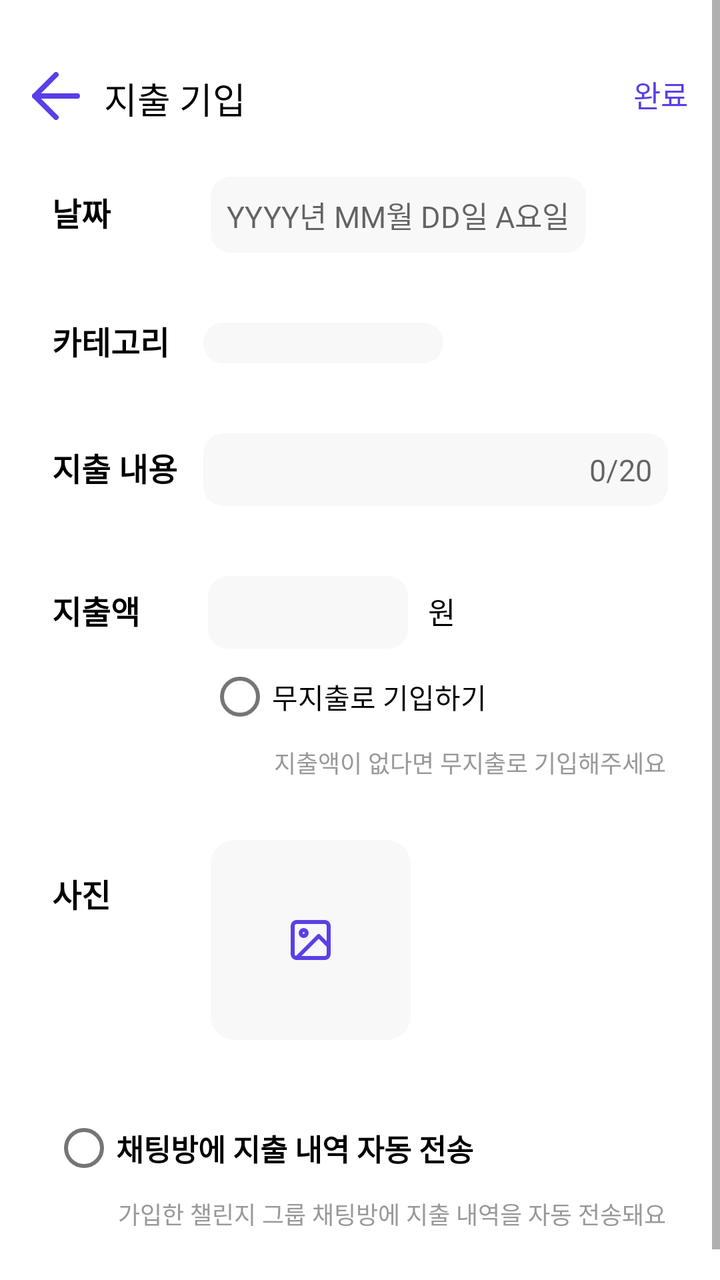
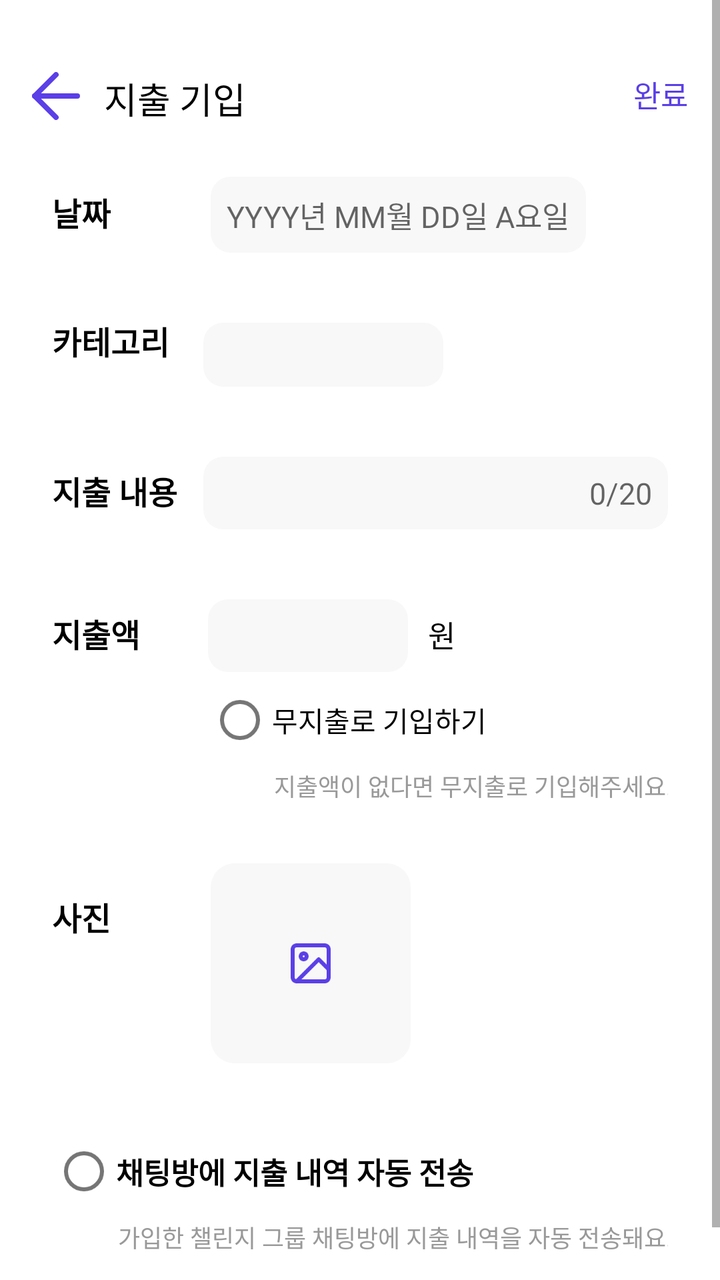

Two renders of the same Android screen: before a commit and after it. Below are the layout's source before the change and the commit's diff.
<!-- AndroidManifest.xml: fallback theme Theme.MaterialComponents.DayNight.NoActionBar -->
<!-- res/layout/fragment_expense_entry.xml -->
<?xml version="1.0" encoding="utf-8"?>
<ScrollView xmlns:android="http://schemas.android.com/apk/res/android"
    android:layout_width="match_parent"
    android:layout_height="match_parent"
    xmlns:app="http://schemas.android.com/apk/res-auto">

    <androidx.constraintlayout.widget.ConstraintLayout
        android:layout_width="match_parent"
        android:layout_height="wrap_content">

        
        <androidx.constraintlayout.widget.ConstraintLayout
            android:id="@+id/cl_toolbar"
            android:layout_width="match_parent"
            android:layout_height="wrap_content"
            android:layout_marginTop="20dp"
            android:layout_marginBottom="20dp"
            android:padding="16dp"
            app:layout_constraintTop_toTopOf="parent"
            app:layout_constraintStart_toStartOf="parent"
            app:layout_constraintEnd_toEndOf="parent">

            <ImageView
                android:id="@+id/btn_back"
                android:layout_width="24dp"
                android:layout_height="24dp"
                android:src="@drawable/ic_arrow_back"
                app:layout_constraintTop_toTopOf="parent"
                app:layout_constraintStart_toStartOf="parent" />

            <TextView
                android:id="@+id/tv_expense_title"
                android:layout_width="wrap_content"
                android:layout_height="wrap_content"
                android:text="@string/expense_entry"
                style="@style/pageTitle"
                app:layout_constraintTop_toTopOf="parent"
                app:layout_constraintStart_toEndOf="@id/btn_back"
                android:layout_marginStart="12dp" />

            <TextView
                android:id="@+id/tv_entry_complete"
                android:layout_width="wrap_content"
                android:layout_height="wrap_content"
                android:text="완료"
                android:textSize="15dp"
                android:textColor="@color/main1"
                android:layout_marginStart="185dp"
                app:layout_constraintTop_toTopOf="parent"
                app:layout_constraintEnd_toEndOf="parent" />

        </androidx.constraintlayout.widget.ConstraintLayout>

        
        <androidx.constraintlayout.widget.ConstraintLayout
            android:id="@+id/cl_content"
            android:layout_width="match_parent"
            android:layout_height="wrap_content"
            app:layout_constraintTop_toBottomOf="@id/cl_toolbar"
            app:layout_constraintStart_toStartOf="parent"
            app:layout_constraintEnd_toEndOf="parent"
            android:layout_marginStart="16dp"
            android:layout_marginEnd="16dp"
            android:layout_marginBottom="16dp"
            android:padding="10dp">

            
            <TextView
                android:id="@+id/tv_expense_date"
                android:layout_width="wrap_content"
                android:layout_height="wrap_content"
                android:text="날짜"
                style="@style/expense_sectionTitle"
                app:layout_constraintStart_toStartOf="parent"
                app:layout_constraintTop_toTopOf="parent"
                app:layout_constraintBaseline_toBaselineOf="@id/et_date_input" />

            <EditText
                android:id="@+id/et_date_input"
                android:layout_width="wrap_content"
                android:layout_height="wrap_content"
                android:hint="YYYY년 MM월 DD일 A요일"
                android:padding="8dp"
                android:layout_marginStart="50dp"
                android:background="@drawable/bg_edit_text"
                android:textColor="@color/black"
                android:textSize="15sp"
                android:drawablePadding="8dp"
                android:clickable="true"
                android:focusable="true"
                app:layout_constraintStart_toEndOf="@id/tv_expense_date"
                app:layout_constraintTop_toTopOf="parent" />

            
            <TextView
                android:id="@+id/tv_expense_category"
                android:layout_width="wrap_content"
                android:layout_height="wrap_content"
                android:text="카테고리"
                style="@style/expense_sectionTitle"
                android:layout_marginTop="35dp"
                app:layout_constraintStart_toStartOf="parent"
                app:layout_constraintTop_toBottomOf="@id/tv_expense_date"
                app:layout_constraintBaseline_toBaselineOf="@id/tv_category_input" />

            <TextView
                android:id="@+id/tv_category_input"
                android:layout_width="120dp"
                android:layout_height="wrap_content"
                android:background="@drawable/bg_edit_text"
                android:layout_marginStart="17dp"
                android:drawablePadding="8dp"
                android:textColor="@color/black"
                android:textSize="15sp"
                android:layout_marginTop="35dp"
                app:layout_constraintStart_toEndOf="@id/tv_expense_category"
                app:layout_constraintTop_toBottomOf="@id/et_date_input" />

            
            <TextView
                android:id="@+id/tv_expense_detail"
                android:layout_width="wrap_content"
                android:layout_height="wrap_content"
                android:text="지출 내용"
                style="@style/expense_sectionTitle"
                android:layout_marginTop="35dp"
                app:layout_constraintStart_toStartOf="parent"
                app:layout_constraintTop_toBottomOf="@+id/tv_expense_category"
                app:layout_constraintBaseline_toBaselineOf="@id/et_detail_input" />

            <EditText
                android:id="@+id/et_detail_input"
                android:layout_width="0dp"
                android:layout_height="wrap_content"
                android:hint="0/20"
                android:padding="8dp"
                android:gravity="end|center_vertical"
                android:background="@drawable/bg_edit_text"
                android:textColor="@color/black"
                android:textSize="15sp"
                android:drawablePadding="8dp"
                android:layout_marginStart="13dp"
                android:layout_marginTop="35dp"
                android:clickable="true"
                android:focusable="true"
                app:layout_constraintStart_toEndOf="@id/tv_expense_detail"
                app:layout_constraintEnd_toEndOf="parent"
                app:layout_constraintTop_toBottomOf="@id/tv_category_input" />

            
            <TextView
                android:id="@+id/tv_expense_amount"
                android:layout_width="wrap_content"
                android:layout_height="wrap_content"
                android:text="지출액"
                style="@style/expense_sectionTitle"
                android:layout_marginTop="35dp"
                app:layout_constraintStart_toStartOf="parent"
                app:layout_constraintTop_toBottomOf="@+id/tv_expense_detail"
                app:layout_constraintBaseline_toBaselineOf="@id/et_amount_input"/>

            <EditText
                android:id="@+id/et_amount_input"
                android:layout_width="100dp"
                android:layout_height="wrap_content"
                android:padding="8dp"
                android:background="@drawable/bg_edit_text"
                android:textColor="@color/black"
                android:textSize="15sp"
                android:drawablePadding="8dp"
                android:layout_marginStart="34dp"
                android:layout_marginTop="35dp"
                android:clickable="true"
                android:focusable="true"
                app:layout_constraintStart_toEndOf="@id/tv_expense_amount"
                app:layout_constraintTop_toBottomOf="@id/et_detail_input"/>

            <TextView
                android:id="@+id/tv_currency"
                android:layout_width="wrap_content"
                android:layout_height="wrap_content"
                android:layout_marginStart="10dp"
                android:text="원"
                android:textColor="@color/black"
                android:textSize="15sp"
                app:layout_constraintStart_toEndOf="@id/et_amount_input"
                app:layout_constraintBaseline_toBaselineOf="@id/et_amount_input" />

            <RadioButton
                android:id="@+id/rb_no_expense"
                android:layout_width="wrap_content"
                android:layout_height="wrap_content"
                android:text="무지출로 기입하기"
                app:layout_constraintTop_toBottomOf="@id/et_amount_input"
                app:layout_constraintStart_toStartOf="@id/et_amount_input"/>

            <TextView
                android:id="@+id/tv_no_expense_hint"
                android:layout_width="wrap_content"
                android:layout_height="wrap_content"
                android:layout_marginStart="33dp"
                android:text="지출액이 없다면 무지출로 기입해주세요."
                android:textColor="@color/black2"
                android:textSize="12sp"
                app:layout_constraintStart_toStartOf="@id/rb_no_expense"
                app:layout_constraintTop_toBottomOf="@id/rb_no_expense" />

            
            <TextView
                android:id="@+id/tv_expense_photo"
                android:layout_width="wrap_content"
                android:layout_height="wrap_content"
                android:layout_marginTop="45dp"
                android:text="사진"
                style="@style/expense_sectionTitle"
                app:layout_constraintStart_toStartOf="parent"
                app:layout_constraintTop_toBottomOf="@id/tv_no_expense_hint"/>

            <FrameLayout
                android:id="@+id/fl_photo_frame"
                android:layout_width="100dp"
                android:layout_height="100dp"
                android:layout_marginBottom="20dp"
                android:layout_marginTop="30dp"
                android:layout_marginStart="50dp"
                app:layout_constraintTop_toBottomOf="@id/tv_no_expense_hint"
                app:layout_constraintStart_toEndOf="@id/tv_expense_photo">

                <ImageView
                    android:id="@+id/img_photo_frame"
                    android:layout_width="100dp"
                    android:layout_height="100dp"
                    android:src="@drawable/bg_photo_input"/>


                <ImageView
                    android:id="@+id/iv_photo_icon"
                    android:layout_width="24dp"
                    android:layout_height="24dp"
                    android:layout_gravity="center"
                    android:src="@drawable/ic_photo_input" />

            </FrameLayout>

            <androidx.constraintlayout.widget.ConstraintLayout
                android:id="@+id/cl_expense_auto"
                android:layout_width="match_parent"
                android:layout_height="wrap_content"
                android:layout_marginTop="30dp"
                android:layout_marginBottom="30dp"
                app:layout_constraintStart_toStartOf="parent"
                app:layout_constraintEnd_toEndOf="parent"
                app:layout_constraintTop_toBottomOf="@id/fl_photo_frame"
                app:layout_constraintBottom_toBottomOf="parent">

                <RadioButton
                    android:id="@+id/rb_auto_send_chat"
                    android:layout_width="wrap_content"
                    android:layout_height="wrap_content"
                    android:text="채팅방에 지출 내역 자동 전송"
                    android:textSize="15sp"
                    android:textColor="@color/black"
                    android:textStyle="bold"
                    app:layout_constraintStart_toStartOf="parent"
                    app:layout_constraintTop_toTopOf="parent" />

                <TextView
                    android:id="@+id/tv_auto_send_chat"
                    android:layout_width="wrap_content"
                    android:layout_height="wrap_content"
                    android:layout_marginStart="33dp"
                    android:text="가입한 챌린지 그룹 채팅방에 지출 내역을 자동 전송돼요."
                    android:textColor="@color/black2"
                    android:textSize="12sp"
                    app:layout_constraintTop_toBottomOf="@id/rb_auto_send_chat"
                    app:layout_constraintStart_toStartOf="@id/rb_auto_send_chat" />
            </androidx.constraintlayout.widget.ConstraintLayout>

        </androidx.constraintlayout.widget.ConstraintLayout>

    </androidx.constraintlayout.widget.ConstraintLayout>
</ScrollView>
<!-- resources referenced by this layout -->
<resources>
  <color name="black">#FF000000</color>
  <color name="black2">#999999</color>
  <color name="main1">#5B3FE7</color>
  <!-- drawable bg_edit_text (drawable) -->
  <?xml version="1.0" encoding="utf-8"?>
  <shape xmlns:android="http://schemas.android.com/apk/res/android">
      <solid android:color="#F8F8F8" /> 
      <corners android:radius="10dp" /> 
  </shape>
  <!-- drawable bg_photo_input (drawable) -->
  <vector xmlns:android="http://schemas.android.com/apk/res/android"
      android:width="100dp"
      android:height="100dp"
      android:viewportWidth="100"
      android:viewportHeight="100">
    <path
        android:pathData="M12,0L88,0A12,12 0,0 1,100 12L100,88A12,12 0,0 1,88 100L12,100A12,12 0,0 1,0 88L0,12A12,12 0,0 1,12 0z"
        android:fillColor="#F8F8F8"/>
  </vector>
  <!-- drawable ic_arrow_back (drawable) -->
  <vector xmlns:android="http://schemas.android.com/apk/res/android"
      android:width="18dp"
      android:height="18dp"
      android:viewportWidth="18"
      android:viewportHeight="18">
    <path
        android:pathData="M17,9H1"
        android:strokeLineJoin="round"
        android:strokeWidth="2"
        android:fillColor="#00000000"
        android:strokeColor="#5B3FE7"
        android:strokeLineCap="round"/>
    <path
        android:pathData="M9,17L1,9L9,1"
        android:strokeLineJoin="round"
        android:strokeWidth="2"
        android:fillColor="#00000000"
        android:strokeColor="#5B3FE7"
        android:strokeLineCap="round"/>
  </vector>
  <!-- drawable ic_photo_input (drawable) -->
  <vector xmlns:android="http://schemas.android.com/apk/res/android"
      android:width="24dp"
      android:height="24dp"
      android:viewportWidth="24"
      android:viewportHeight="24">
    <path
        android:pathData="M0,0h24v24h-24z"
        android:fillColor="#6E6E6E"/>
    <path
        android:pathData="M-734,-566V-571H-739V-566H-734ZM2404,-566H2409V-571H2404V-566ZM2404,3609V3614H2409V3609H2404ZM-734,3609H-739V3614H-734V3609ZM-734,-561H2404V-571H-734V-561ZM2399,-566V3609H2409V-566H2399ZM2404,3604H-734V3614H2404V3604ZM-729,3609V-566H-739V3609H-729Z"
        android:fillColor="#5B3FE7"/>
    <group>
      <clip-path
          android:pathData="M-142,-466h360v800h-360z"/>
      <path
          android:pathData="M-142,-466h360v800h-360z"
          android:fillColor="#ffffff"/>
      <path
          android:pathData="M-26,-38L50,-38A12,12 0,0 1,62 -26L62,50A12,12 0,0 1,50 62L-26,62A12,12 0,0 1,-38 50L-38,-26A12,12 0,0 1,-26 -38z"
          android:fillColor="#F8F8F8"/>
      <path
          android:pathData="M19,3H5C3.895,3 3,3.895 3,5V19C3,20.105 3.895,21 5,21H19C20.105,21 21,20.105 21,19V5C21,3.895 20.105,3 19,3Z"
          android:strokeLineJoin="round"
          android:strokeWidth="2"
          android:fillColor="#00000000"
          android:strokeColor="#5B3FE7"
          android:strokeLineCap="round"/>
      <path
          android:pathData="M8.5,10C9.328,10 10,9.328 10,8.5C10,7.672 9.328,7 8.5,7C7.672,7 7,7.672 7,8.5C7,9.328 7.672,10 8.5,10Z"
          android:strokeLineJoin="round"
          android:strokeWidth="2"
          android:fillColor="#00000000"
          android:strokeColor="#5B3FE7"
          android:strokeLineCap="round"/>
      <path
          android:pathData="M21,15L16,10L5,21"
          android:strokeLineJoin="round"
          android:strokeWidth="2"
          android:fillColor="#00000000"
          android:strokeColor="#5B3FE7"
          android:strokeLineCap="round"/>
    </group>
  </vector>
  <string name="expense_entry">지출 기입</string>
  <style name="expense_sectionTitle">
          <item name="android:textSize">16sp</item>
          <item name="android:textColor">@color/black</item>
          <item name="android:textStyle">bold</item>
      </style>
  <style name="pageTitle">
          <item name="android:textSize">18sp</item>
          <item name="android:textColor">@color/black</item>
          <item name="android:fontFamily">sans-serif</item>
      </style>
</resources>

<!-- the commit's change to res/layout/fragment_expense_entry.xml (unified diff, before → after) -->
@@ -106,7 +106,7 @@
             <TextView
                 android:id="@+id/tv_category_input"
                 android:layout_width="120dp"
-                android:layout_height="wrap_content"
+                android:layout_height="32dp"
                 android:background="@drawable/bg_edit_text"
                 android:layout_marginStart="17dp"
                 android:drawablePadding="8dp"
